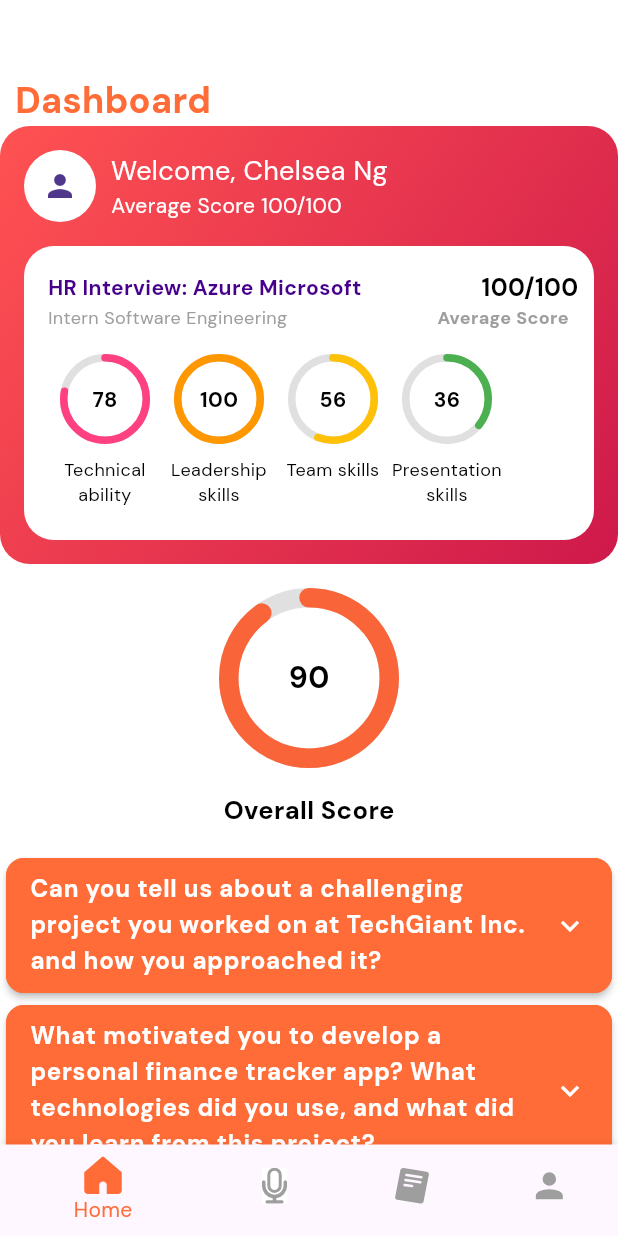
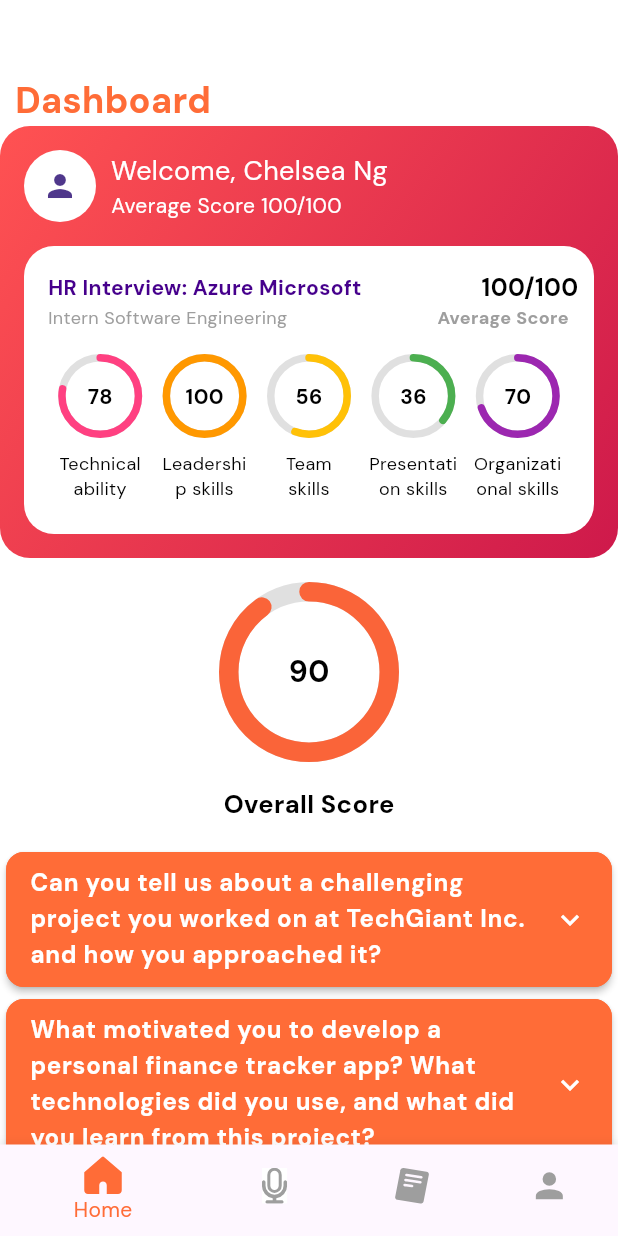
Before and after one commit to gnlehc/Preform, a Flutter app: the Home screen opened by its route, on a phone screen of 412 x 824 dp. Run offline on Flutter 3.47's test engine with Material 3 defaults, Android fonts, the phone set to English and light mode, and no system bars; drawn by our look-alikes of percent_indicator; our stand-ins replace file_picker, firebase_auth, firebase_core, firebase_database, flutter_svg, get and 1 more; accounts and stored records are empty.

Commit message:
fix: dashboard widget

```diff
--- a/lib/pages/home.dart
+++ b/lib/pages/home.dart
@@ -111,6 +111,7 @@ class _HomeState extends State<Home> {
                   userName: 'Chelsea Ng',
                   latestScore: 'Latest Score',
                   interviewType: 'HR Interview',
+                  company: 'Azure Microsoft',
                   role: 'Intern Software Engineering',
                   averageScore: '100/100',
                   scores: const {
@@ -118,8 +119,8 @@ class _HomeState extends State<Home> {
                     'Leadership skills': 100,
                     'Team skills': 56,
                     'Presentation skills': 36,
+                    'Organizational skills': 70
                   },
-                  company: 'Azure Microsoft',
                 ),
                 Padding(
                   padding: const EdgeInsets.all(16.0),
--- a/lib/widgets/dashboardwidget.dart
+++ b/lib/widgets/dashboardwidget.dart
@@ -151,7 +151,6 @@ class DashboardWidget extends StatelessWidget {
   }
 
   Widget _buildScoreIndicator(String skill, int score) {
-    // Custom colors for each indicator
     final colorMap = {
       'Technical ability': Colors.pinkAccent,
       'Leadership skills': Colors.orange,
@@ -161,10 +160,11 @@ class DashboardWidget extends StatelessWidget {
     };
 
     double percent = score / 100.0;
-    return Column(
+    return Expanded(
+      child: Column(
         children: [
           CircularPercentIndicator(
-          radius: 60.0,
+            radius: 56.0,
             lineWidth: 5.0,
             percent: percent,
             center: Text(
@@ -174,15 +174,14 @@ class DashboardWidget extends StatelessWidget {
                 color: Colors.black,
               ),
             ),
-          progressColor: colorMap[skill] ??
-              Colors.grey, // Default color if skill not found
+            progressColor: colorMap[skill] ?? Colors.grey,
             backgroundColor: Colors.grey[300]!,
             circularStrokeCap: CircularStrokeCap.round,
             animation: true,
           ),
           const SizedBox(height: 8),
           SizedBox(
-          width: 76,
+            width: 60,
             height: 40,
             child: Text(
               skill,
@@ -195,6 +194,7 @@ class DashboardWidget extends StatelessWidget {
             ),
           )
         ],
+      ),
     );
   }
 }
```
Lines whose indentation alone changed are shown as unchanged.
